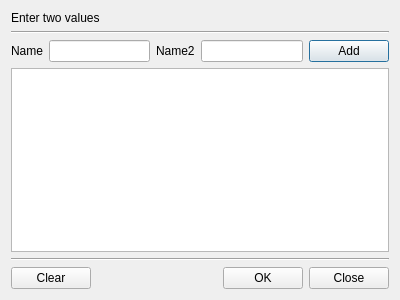
Old version of the form BerEditor/two_list_dlg.ui in the repository jykim74/BerEditor.
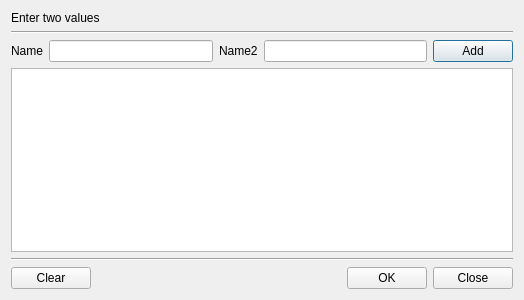
New version of the form.

Commit message: UI 개선

```diff
--- a/BerEditor/two_list_dlg.ui
+++ b/BerEditor/two_list_dlg.ui
@@ -6,7 +6,7 @@
    <rect>
     <x>0</x>
     <y>0</y>
-    <width>400</width>
+    <width>524</width>
     <height>300</height>
    </rect>
   </property>
@@ -63,7 +63,7 @@
     <widget class="QTableWidget" name="mNameTable">
      <property name="minimumSize">
       <size>
-       <width>300</width>
+       <width>500</width>
        <height>0</height>
       </size>
      </property>
```
The commit also changes 4 other files.
